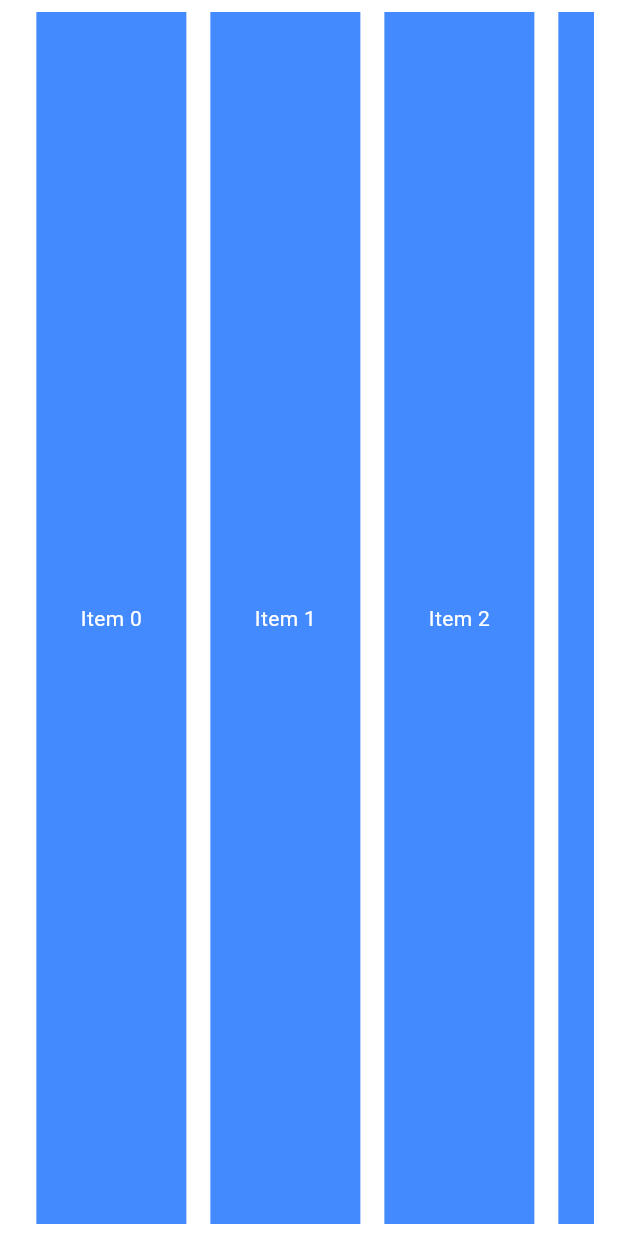
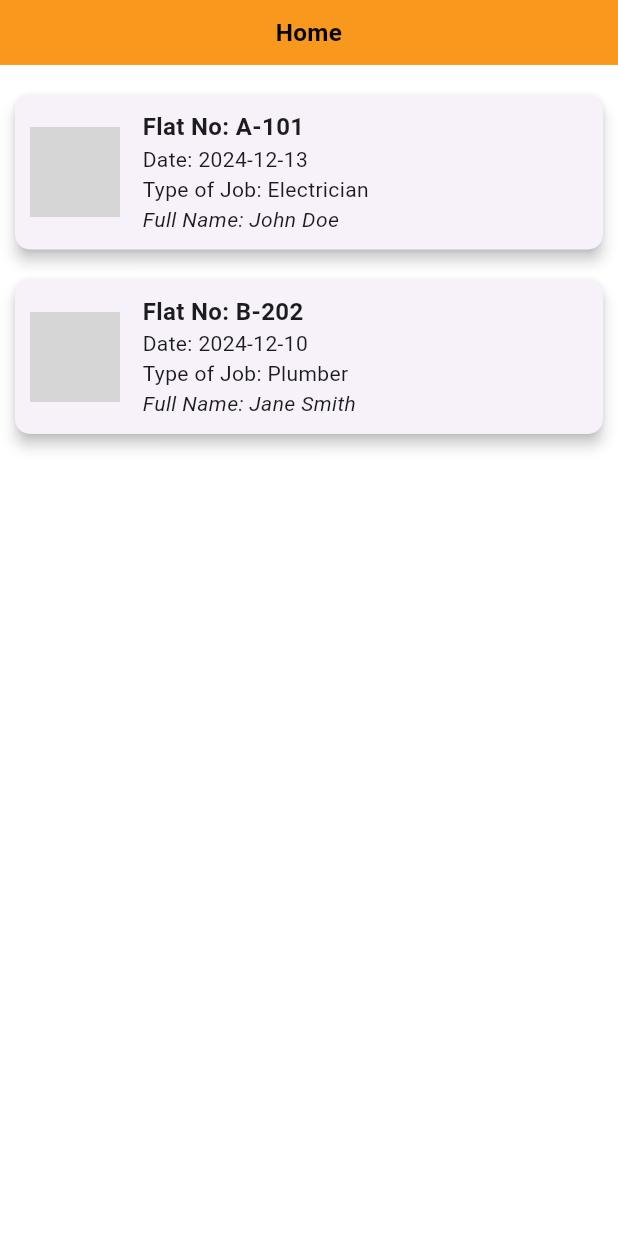
Before and after one commit to athul-velloth/just-connect, a Flutter app: the Home screen opened directly, on a phone screen of 412 x 824 dp. Run offline on Flutter 3.47's test engine with Material 3 defaults, Android fonts, the phone set to English and light mode, and no system bars; our stand-ins replace flutter_screenutil, get; network calls fail; grey boxes are pictures that could not be loaded.

Commit message:
home screen changes

```diff
--- a/lib/Ui/home.dart
+++ b/lib/Ui/home.dart
@@ -1,12 +1,10 @@
-
-
-
-
 import 'package:flutter/cupertino.dart';
 import 'package:flutter/material.dart';
+import 'package:justconnect/Ui/job_detail_page.dart';
 
 import '../constants/color_constants.dart';
 import '../constants/size_constants.dart';
+import '../model/Job.dart';
 
 class Home extends StatefulWidget {
   const Home({super.key});
@@ -16,35 +14,115 @@ class Home extends StatefulWidget {
 }
 
 class _HomeState extends State<Home> {
-  final List<String> items = List.generate(10, (index) => 'Item $index');
+  final List<Job> jobList = [
+    Job(
+      flatNo: 'A-101',
+      date: '2024-12-13',
+      jobType: 'Electrician',
+      ownerImage: 'https://via.placeholder.com/150',
+      fullName: 'John Doe',
+      contactNumber: '+1234567890',
+    ),
+    Job(
+      flatNo: 'B-202',
+      date: '2024-12-10',
+      jobType: 'Plumber',
+      ownerImage: 'https://via.placeholder.com/150',
+      fullName: 'Jane Smith',
+      contactNumber: '+9876543210',
+    ),
+  ];
   @override
   Widget build(BuildContext context) {
     return Scaffold(
       backgroundColor: ColorConstant.white,
       body: SafeArea(
         top: true,
+        child: Column(
+          crossAxisAlignment: CrossAxisAlignment.center,
+          children: [
+            Container(
+              width: 800,
+              color: ColorConstant.primaryColor,
+              padding: EdgeInsets.only(top: SizeConstant.getHeightWithScreen(10),
+                  bottom: SizeConstant.getHeightWithScreen(10)),
+              child: Text(
+                "Home",
+                style: TextStyle(
+                  color: ColorConstant.black,
+                  fontSize: SizeConstant.largeFont,
+                  fontWeight: FontWeight.w600
+                ), textAlign: TextAlign.center,
+              ),
+            ),
+            const SizedBox(height: 10),
+            // Wrap ListView.builder with Flexible or Expanded
+            Expanded(
+              child: ListView.builder(
+                itemCount: jobList.length,
+                itemBuilder: (context, index) {
+                  final job = jobList[index];
+                  return GestureDetector(
+                    onTap: () {
+                      Navigator.push(
+                        context,
+                        MaterialPageRoute(
+                          builder: (context) => JobDetailPage(job: job),
+                        ),
+                      );
+                    },
+                    child: Card(
+                      margin: const EdgeInsets.all(10.0),
+                      elevation: 4.0,
+                      shape: RoundedRectangleBorder(
+                        borderRadius: BorderRadius.circular(10.0),
+                      ),
                       child: Padding(
-          padding: EdgeInsets.symmetric(
-              horizontal: SizeConstant.getHeightWithScreen(16),
-              vertical: MediaQuery.of(context).viewPadding.top),
-          child:  ListView.builder(
-            scrollDirection: Axis.horizontal,
-            itemCount: items.length,
-            itemBuilder: (context, index) {
-              return Container(
-                margin: EdgeInsets.all(8.0),
-                width: 100,
-                color: Colors.blueAccent,
-                child: Center(
-                  child: Text(
-                    items[index],
-                    style: TextStyle(color: Colors.white),
+                        padding: const EdgeInsets.all(10.0),
+                        child: Row(
+                          children: [
+                            CircleAvatar(
+                              radius: 30.0,
+                              backgroundImage: NetworkImage(job.ownerImage),
+                            ),
+                            const SizedBox(width: 15.0),
+                            Expanded(
+                              child: Column(
+                                crossAxisAlignment: CrossAxisAlignment.start,
+                                children: [
+                                  Text(
+                                    'Flat No: ${job.flatNo}',
+                                    style: const TextStyle(
+                                        fontSize: 16.0,
+                                        fontWeight: FontWeight.bold),
+                                  ),
+                                  Text(
+                                    'Date: ${job.date}',
+                                    style: const TextStyle(fontSize: 14.0),
+                                  ),
+                                  Text(
+                                    'Type of Job: ${job.jobType}',
+                                    style: const TextStyle(fontSize: 14.0),
+                                  ),
+                                  Text(
+                                    'Full Name: ${job.fullName}',
+                                    style: const TextStyle(
+                                        fontSize: 14.0,
+                                        fontStyle: FontStyle.italic),
+                                  ),
+                                ],
+                              ),
+                            ),
+                          ],
+                        ),
                       ),
                     ),
                   );
                 },
               ),
             ),
+          ],
+        ),
       ),
     );
   }
--- /dev/null
+++ b/lib/model/Job.dart
@@ -0,0 +1,17 @@
+class Job {
+  final String flatNo;
+  final String date;
+  final String jobType;
+  final String ownerImage;
+  final String fullName;
+  final String contactNumber;
+
+  Job({
+    required this.flatNo,
+    required this.date,
+    required this.jobType,
+    required this.ownerImage,
+    required this.fullName,
+    required this.contactNumber,
+  });
+}
--- a/pubspec.yaml
+++ b/pubspec.yaml
@@ -38,6 +38,7 @@ dependencies:
   get: ^4.6.6
   flutter_screenutil: ^5.9.0
   flutter_svg: ^2.0.9
+  url_launcher: ^6.3.1
 
 dev_dependencies:
   flutter_test:
```
Also changed, not shown: lib/Ui/job_detail_page.dart (added, +89 -0 lines), 1 other file. Lines whose indentation alone changed are shown as unchanged.
